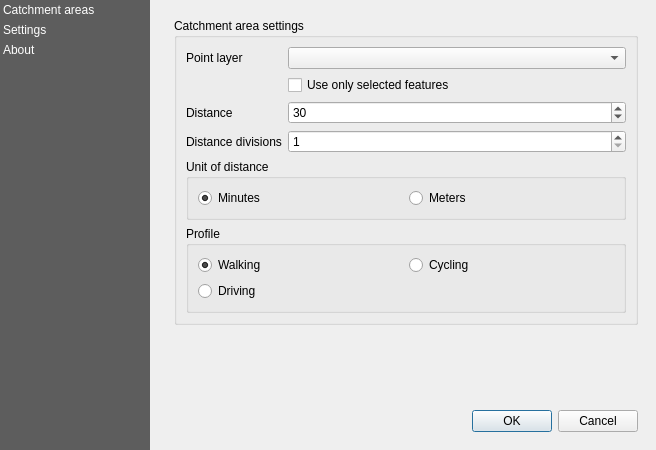
Old version of the form Catchment/resources/ui/main.ui in the repository iiepdev/school-catchment-plugin.
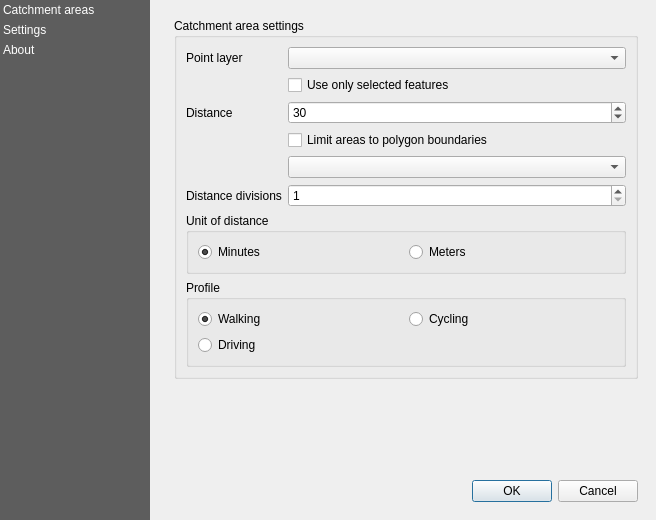
New version of the form. Custom widgets are drawn as their Qt base class.

Commit message: Add feature to intersect isochrones with input polygons

Diff of the .ui file:
```diff
--- a/Catchment/resources/ui/main.ui
+++ b/Catchment/resources/ui/main.ui
@@ -112,13 +112,13 @@
          <x>0</x>
          <y>0</y>
          <width>500</width>
-         <height>450</height>
+         <height>520</height>
         </rect>
        </property>
        <property name="minimumSize">
         <size>
          <width>500</width>
-         <height>450</height>
+         <height>520</height>
         </size>
        </property>
        <layout class="QVBoxLayout" name="verticalLayout_2">
@@ -180,14 +180,24 @@
                    </property>
                   </widget>
                  </item>
-                 <item row="3" column="0">
+                 <item row="3" column="1">
+                  <widget class="QCheckBox" name="checkbox_limit_to_polygon">
+                   <property name="text">
+                    <string>Limit areas to polygon boundaries</string>
+                   </property>
+                  </widget>
+                 </item>
+                 <item row="4" column="1">
+                  <widget class="QgsMapLayerComboBox" name="combobox_polygon_layer"/>
+                 </item>
+                 <item row="5" column="0">
                   <widget class="QLabel" name="label_buckets">
                    <property name="text">
                     <string>Distance divisions</string>
                    </property>
                   </widget>
                  </item>
-                 <item row="3" column="1">
+                 <item row="5" column="1">
                   <widget class="QgsSpinBox" name="spinbox_buckets">
                    <property name="minimum">
                     <number>1</number>
```
The commit also changes 6 other files.
